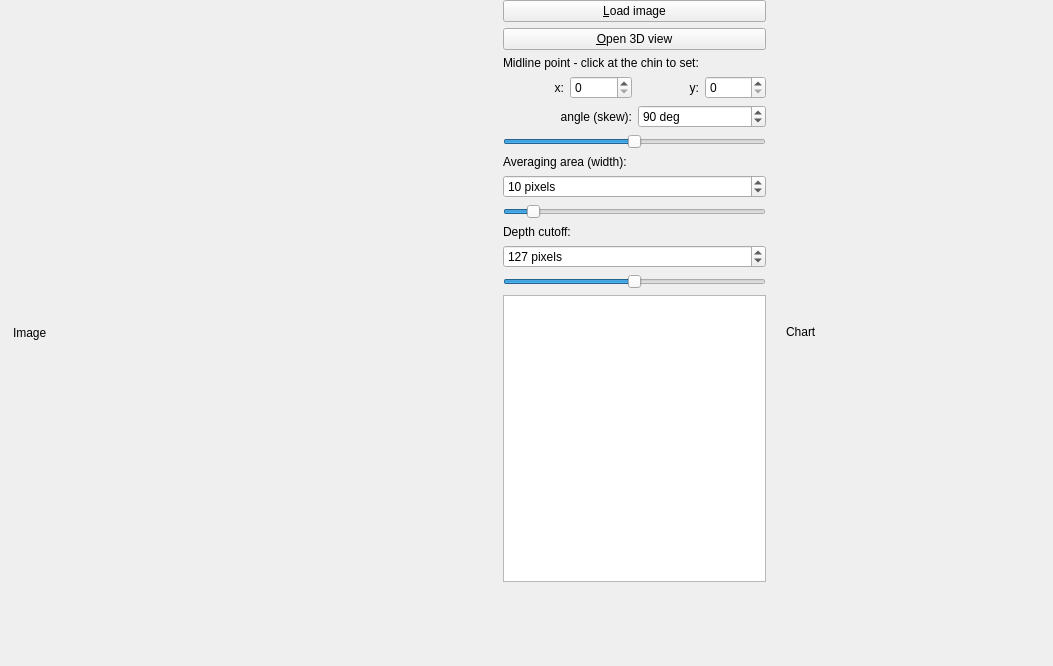
This is src/fidmaa_gui/form.ui in fidmaa/fidmaa-gui as Qt 5 draws it before an edit. The edited form follows.
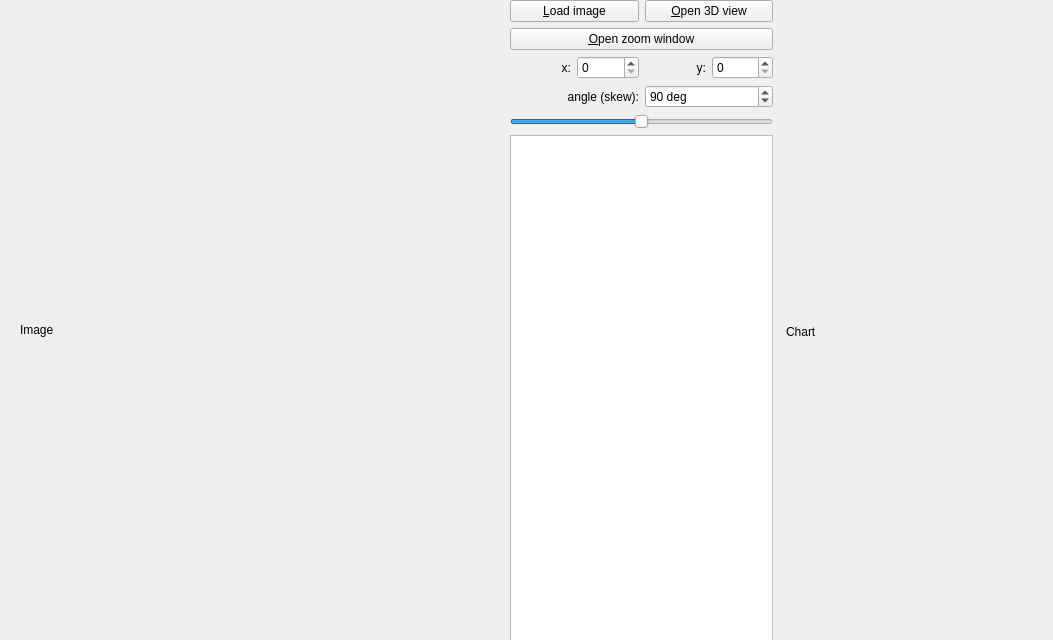
This is the edited form. Custom widgets are drawn as their Qt base class.

```diff
--- a/src/fidmaa_gui/form.ui
+++ b/src/fidmaa_gui/form.ui
@@ -7,7 +7,7 @@
     <x>0</x>
     <y>0</y>
     <width>1053</width>
-    <height>666</height>
+    <height>640</height>
    </rect>
   </property>
   <property name="minimumSize">
@@ -19,7 +19,7 @@
   <property name="maximumSize">
    <size>
     <width>16777215</width>
-    <height>666</height>
+    <height>640</height>
    </size>
   </property>
   <property name="windowTitle">
@@ -47,8 +47,8 @@
   <widget class="QClickableLabel" name="imageLabel">
    <property name="geometry">
     <rect>
-     <x>13</x>
-     <y>13</y>
+     <x>20</x>
+     <y>10</y>
      <width>480</width>
      <height>640</height>
     </rect>
@@ -75,34 +75,38 @@
     <string>Image</string>
    </property>
   </widget>
-  <widget class="QWidget" name="">
+  <widget class="QWidget" name="layoutWidget">
    <property name="geometry">
     <rect>
-     <x>503</x>
+     <x>510</x>
      <y>0</y>
      <width>263</width>
-     <height>582</height>
+     <height>641</height>
     </rect>
    </property>
    <layout class="QVBoxLayout" name="verticalLayout">
     <item>
-     <widget class="QPushButton" name="loadJPEGButton">
-      <property name="text">
-       <string>&amp;Load image</string>
-      </property>
-     </widget>
+     <layout class="QHBoxLayout" name="horizontalLayout_3">
+      <item>
+       <widget class="QPushButton" name="loadJPEGButton">
+        <property name="text">
+         <string>&amp;Load image</string>
+        </property>
+       </widget>
+      </item>
+      <item>
+       <widget class="QPushButton" name="open3DViewButton">
+        <property name="text">
+         <string>&amp;Open 3D view</string>
+        </property>
+       </widget>
+      </item>
+     </layout>
     </item>
     <item>
-     <widget class="QPushButton" name="open3DViewButton">
+     <widget class="QPushButton" name="showZoomWindowButton">
       <property name="text">
-       <string>&amp;Open 3D view</string>
-      </property>
-     </widget>
-    </item>
-    <item>
-     <widget class="QLabel" name="label_2">
-      <property name="text">
-       <string>Midline point - click at the chin to set:</string>
+       <string>&amp;Open zoom window</string>
       </property>
      </widget>
     </item>
@@ -196,80 +200,14 @@
       </property>
      </widget>
     </item>
-    <item>
-     <widget class="QLabel" name="label_7">
-      <property name="text">
-       <string>Averaging area (width):</string>
-      </property>
-     </widget>
-    </item>
-    <item>
-     <widget class="QSpinBox" name="areaValue">
-      <property name="suffix">
-       <string> pixels</string>
-      </property>
-      <property name="minimum">
-       <number>1</number>
-      </property>
-      <property name="maximum">
-       <number>100</number>
-      </property>
-      <property name="value">
-       <number>10</number>
-      </property>
-     </widget>
-    </item>
-    <item>
-     <widget class="QSlider" name="angleSlider_2">
-      <property name="minimum">
-       <number>1</number>
-      </property>
-      <property name="maximum">
-       <number>100</number>
-      </property>
-      <property name="value">
-       <number>10</number>
-      </property>
-      <property name="orientation">
-       <enum>Qt::Horizontal</enum>
-      </property>
-     </widget>
-    </item>
-    <item>
-     <widget class="QLabel" name="label">
-      <property name="text">
-       <string>Depth cutoff:</string>
-      </property>
-     </widget>
-    </item>
-    <item>
-     <widget class="QSpinBox" name="depthCutoffValue">
-      <property name="suffix">
-       <string> pixels</string>
-      </property>
-      <property name="maximum">
-       <number>255</number>
-      </property>
-      <property name="value">
-       <number>127</number>
-      </property>
-     </widget>
-    </item>
-    <item>
-     <widget class="QSlider" name="horizontalSlider">
-      <property name="maximum">
-       <number>255</number>
-      </property>
-      <property name="value">
-       <number>127</number>
-      </property>
-      <property name="orientation">
-       <enum>Qt::Horizontal</enum>
-      </property>
-     </widget>
-    </item>
     <item>
      <widget class="QPlainTextEdit" name="dataOutputEdit">
+      <property name="minimumSize">
+       <size>
+        <width>0</width>
+        <height>380</height>
+       </size>
+      </property>
       <property name="readOnly">
        <bool>true</bool>
       </property>
```
Left out of the diff: 64 changed lines with no effect on the pictures.
